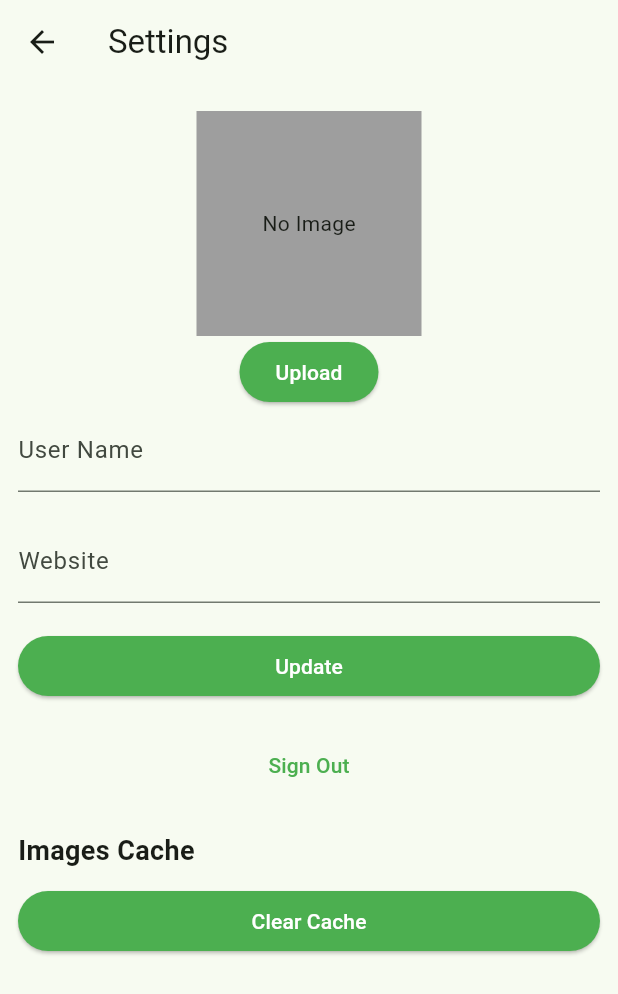
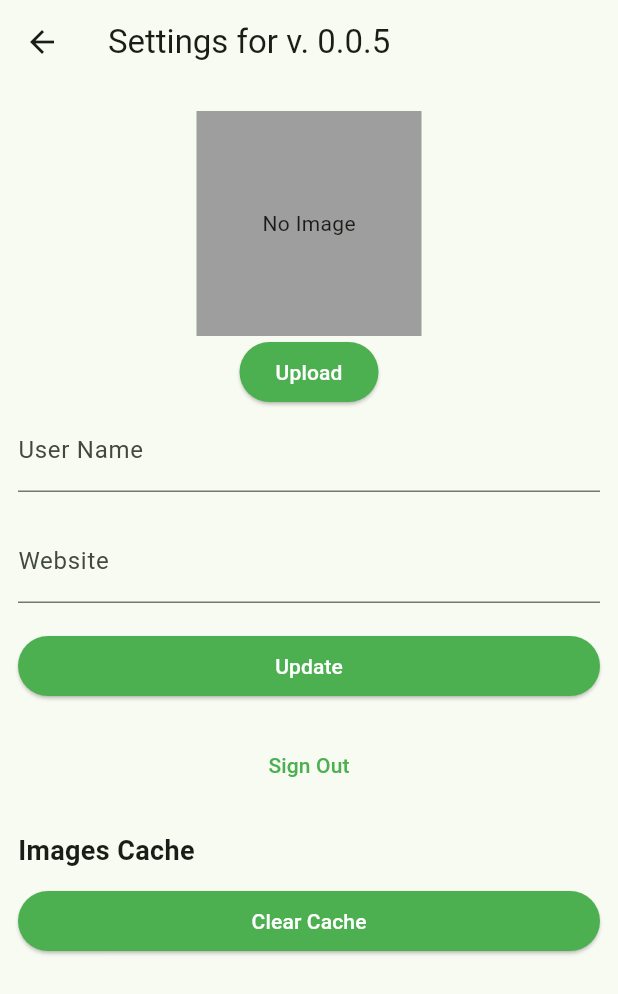
Before and after one commit to RonanOD/OpenAAC, a Flutter app: the screen it shows once a user with an empty profile is signed in, after a tap on the "settings" icon, on a phone screen of 412 x 824 dp. Shown: the top 994 px of the screen. Run offline on Flutter 3.47's test engine with Material 3 defaults, Android fonts, the phone set to English and light mode, and no system bars; our stand-ins replace firebase_core, firebase_messaging, flutter_cache_manager, flutter_tts, image_picker, package_info_plus and 2 more; missing offline and left inert: dart_openai, langchain, langchain_openai, pinecone; accounts and stored records are empty; network calls fail.

Commit message:
Add version number to account page

```diff
--- a/app/open_aac/lib/pages/account_page.dart
+++ b/app/open_aac/lib/pages/account_page.dart
@@ -3,6 +3,7 @@ import 'package:supabase_flutter/supabase_flutter.dart';
 import 'package:openaac/main.dart';
 import 'package:openaac/components/avatar.dart';
 import 'package:flutter_cache_manager/flutter_cache_manager.dart';
+import 'package:package_info_plus/package_info_plus.dart';
 
 const String imageCachePrefix = "images/";
 
@@ -16,6 +17,14 @@ class AccountPage extends StatefulWidget {
 class _AccountPageState extends State<AccountPage> {
   final _usernameController = TextEditingController();
   final _websiteController = TextEditingController();
+  PackageInfo _packageInfo = PackageInfo(
+    appName: 'Unknown',
+    packageName: 'Unknown',
+    version: 'Unknown',
+    buildNumber: 'Unknown',
+    buildSignature: 'Unknown',
+    installerStore: 'Unknown',
+  );
 
   String? _avatarUrl;
   var _loading = true;
@@ -23,6 +32,7 @@ class _AccountPageState extends State<AccountPage> {
   @override
   void initState() {
     super.initState();
+    _initPackageInfo();
     _getProfile();
   }
 
@@ -31,6 +41,13 @@ class _AccountPageState extends State<AccountPage> {
     _usernameController.dispose();
     _websiteController.dispose();
     super.dispose();
+  }
+
+  Future<void> _initPackageInfo() async {
+    final info = await PackageInfo.fromPlatform();
+    setState(() {
+      _packageInfo = info;
+    });
   }
 
   /// Called once a user id is received within `onAuthenticated()`
@@ -165,7 +182,7 @@ class _AccountPageState extends State<AccountPage> {
   @override
   Widget build(BuildContext context) {
     return Scaffold(
-      appBar: AppBar(title: const Text('Settings')),
+      appBar: AppBar(title: Text("Settings for v. ${_packageInfo.version}")),
       body: _loading
           ? const Center(child: CircularProgressIndicator())
           : ListView(
--- a/app/open_aac/pubspec.yaml
+++ b/app/open_aac/pubspec.yaml
@@ -16,7 +16,7 @@ publish_to: 'none' # Remove this line if you wish to publish to pub.dev
 # https://developer.apple.com/library/archive/documentation/General/Reference/InfoPlistKeyReference/Articles/CoreFoundationKeys.html
 # In Windows, build-name is used as the major, minor, and patch parts
 # of the product and file versions while build-number is used as the build suffix.
-version: 0.0.4+4
+version: 0.0.5+5
 
 environment:
   sdk: '>=3.2.3 <4.0.0'
@@ -47,6 +47,7 @@ dependencies:
   flutter_cache_manager: ^3.3.1
   firebase_core: ^2.25.4
   firebase_messaging: ^14.7.15
+  package_info_plus: ^5.0.1
 
 dev_dependencies:
   flutter_test:
```
Also changed, not shown: 1 other file.
